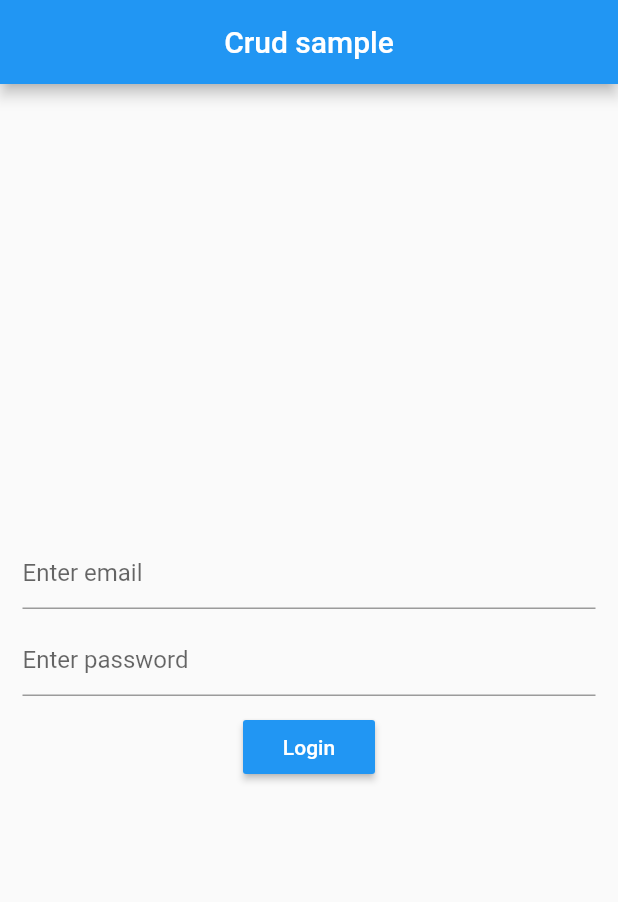
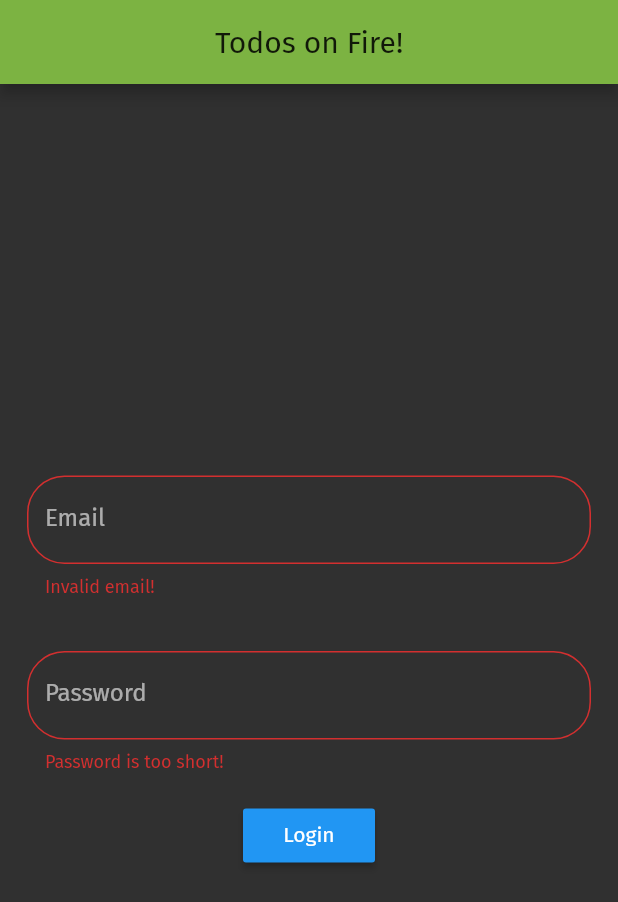
Before and after one commit to vangeytedvg/TodoOnFire, a Flutter app: the screen it shows after launch, after a tap on "Login", on a phone screen of 412 x 824 dp. Shown: the top 902 px of the screen. Run offline on Flutter 3.47's test engine with Material 2 defaults, Android fonts, the phone set to English and light mode, and no system bars; our stand-ins replace cloud_firestore, firebase_auth; accounts and stored records are empty.

```diff
--- a/todo_onfire/lib/main.dart
+++ b/todo_onfire/lib/main.dart
@@ -1,7 +1,12 @@
 import 'package:flutter/material.dart';
+import 'package:flutter/foundation.dart';
+import 'package:flutter/material.dart';
+import 'package:provider/provider.dart';
 import 'screens/dashboard.dart';
 import 'screens/loginpage.dart';
 import 'screens/signuppage.dart';
+// State management
+import 'services/track.dart';
 
 void main() => runApp(new MyApp());
 
@@ -9,15 +14,39 @@ class MyApp extends StatelessWidget {
   // This widget is the root of your application.
   @override
   Widget build(BuildContext context) {
-    return new MaterialApp(
-      home: new MyHomePage(),
-      routes:<String, WidgetBuilder> {
-        '/homepage' : (BuildContext context) => DashboardPage(),
-         '/landingpage': (BuildContext context)=> new MyApp(),
-        '/signup': (BuildContext context) => new SignupPage(),
-        '/homepage': (BuildContext context) => new DashboardPage()
-      },
-    );
+    // We only have one for the moment, but prepare to have more
+    // classes that will be needed for tracking purposes, so declare
+    // a MultiProvider.
+    return MultiProvider(
+        providers: [
+          // This makes this class a listener to the changes in UserTracker
+          ChangeNotifierProvider(builder: (_) => UserTracker(false)),
+        ],
+        child: Consumer<UserTracker>(builder: (context, usertracker, _) {
+          return new MaterialApp(
+            title: "Todo On Fire!",
+            theme: ThemeData(
+              fontFamily: 'Fira',
+              brightness: Brightness.dark,
+              primaryColor: Colors.lightGreen[600],
+              primarySwatch: Colors.blue,
+              accentColor: Colors.cyan[600],
+              textTheme: TextTheme(
+                headline:
+                    TextStyle(fontSize: 72.0, fontWeight: FontWeight.bold),
+                title: TextStyle(fontSize: 36.0, fontStyle: FontStyle.italic),
+                body1: TextStyle(fontSize: 14.0, fontFamily: 'Hind'),
+              ),
+            ),
+            home: MyHomePage(),
+            routes: <String, WidgetBuilder>{
+              '/homepage': (BuildContext context) => DashboardPage(),
+              '/landingpage': (BuildContext context) => new MyApp(),
+              '/signup': (BuildContext context) => new SignupPage(),
+              '/homepage': (BuildContext context) => new DashboardPage()
+            },
+          );
+        }));
   }
 }
 
@@ -31,13 +60,62 @@ class _MyHomePageState extends State<MyHomePage> {
   Widget build(BuildContext context) {
     return new Scaffold(
       appBar: new AppBar(
-        title: new Text('Crud sample'),
-        backgroundColor: Colors.blue,
+        title: new Text('Todo' 's on Fire!'),
         centerTitle: true,
       ),
       body: new Center(
         child: LoginPage(),
+        //child: Text("User state: $userTracker.isUserLoggedIn().toString()")),
+        //child: LoginStateLabel(),
       ),
+      //floatingActionButton: LoginUserButton(),
     );
   }
 }
+
+class LoginUserButton extends StatelessWidget {
+  const LoginUserButton({Key key}) : super(key: key);
+  @override
+  Widget build(BuildContext context) {
+    return FloatingActionButton(
+      onPressed: (() {
+        if (Provider.of<UserTracker>(context).isUserLoggedIn() == false) {
+          Provider.of<UserTracker>(context).logInUser();
+        } else {
+          Provider.of<UserTracker>(context).logOffUser();
+        };
+      }),
+      tooltip: 'Login',
+      child: const Icon(Icons.add),
+    );
+  }
+}
+
+class LogOffUserButton extends StatelessWidget {
+  const LogOffUserButton({Key key}) : super(key: key);
+
+  @override
+  Widget build(BuildContext context) {
+    return FloatingActionButton(
+      onPressed: () => Provider.of<UserTracker>(context).logInUser(),
+      tooltip: 'Logoff',
+      child: const Icon(Icons.add),
+    );
+  }
+}
+
+class LoginStateLabel extends StatelessWidget {
+  const LoginStateLabel({Key key}) : super(key: key);
+  @override
+  Widget build(BuildContext context) {
+    final userLoginState = Provider.of<UserTracker>(context);
+    return Column(
+      mainAxisAlignment: MainAxisAlignment.center,
+      mainAxisSize: MainAxisSize.min,
+      children: <Widget>[
+        const Text("Login state is"),
+        Text("(${userLoginState.isUserLoggedIn()})"),
+      ],
+    );
+  }
+}
--- a/todo_onfire/lib/screens/loginpage.dart
+++ b/todo_onfire/lib/screens/loginpage.dart
@@ -1,6 +1,10 @@
 import 'package:flutter/material.dart';
 //Firebase Auth
 import 'package:firebase_auth/firebase_auth.dart';
+import 'package:todo_onfire/services/track.dart';
+import 'package:provider/provider.dart';
+import '../services/track.dart';
+import '../services/crud.dart';
 
 class LoginPage extends StatefulWidget {
   @override
@@ -10,44 +14,74 @@ class LoginPage extends StatefulWidget {
 class _LoginPageState extends State<LoginPage> {
   String email;
   String password;
+  String activeUser;
+  final _formKey = GlobalKey<FormState>();
+  CrudMethods crudObj = new CrudMethods();
+
+  void _loginUser() {
+    final form = _formKey.currentState;
+    if (form.validate()) {
+      form.save();
+      FirebaseAuth.instance
+          .signInWithEmailAndPassword(
+              email: this.email, password: this.password)
+          .then((signedInUser) {
+        Provider.of<UserTracker>(context).logInUser();
+        Provider.of<UserTracker>(context).setUid(signedInUser.uid);
+        Navigator.of(context).pushReplacementNamed('/homepage');
+      }).catchError((e) {
+        Scaffold.of(context).showSnackBar(
+          new SnackBar(content: Text(e.toString())),
+        );
+      });
+    }
+  }
 
   @override
   Widget build(BuildContext context) {
-    return Container(
-      padding: EdgeInsets.all(15.0),
-      child: Column(
+    return Form(
+      key: _formKey,
+      child: SingleChildScrollView(
+        child: new Column(
           mainAxisAlignment: MainAxisAlignment.center,
           children: <Widget>[
-          TextField(
-            decoration: InputDecoration(hintText: 'Enter email'),
-            onChanged: (value) {
+            Padding(
+              padding: const EdgeInsets.all(18.0),
+              child: TextFormField(
+                decoration: InputDecoration(
+                    labelText: "Email",
+                    hintText: 'Enter your email',
+                    border: OutlineInputBorder(
+                        borderRadius: BorderRadius.circular(25.0))),
+                validator: (val) => !val.contains('@') ? "Invalid email!" : null,
+                onSaved: (value) {
                   this.email = value;
                 },
               ),
-          SizedBox(height: 10.0),
-          TextField(
-            decoration: InputDecoration(hintText: 'Enter password'),
-            onChanged: (value) {
+            ),
+            Padding(
+              padding: const EdgeInsets.all(18.0),
+              child: TextFormField(
+                decoration: InputDecoration(
+                    labelText: "Password",
+                    hintText: 'Enter your password',
+                    border: OutlineInputBorder(
+                        borderRadius: BorderRadius.circular(25.0))),
+                validator: (val) =>
+                    val.length < 6 ? "Password is too short!" : null,
+                onSaved: (value) {
                   this.password = value;
                 },
                 obscureText: true,
               ),
-          SizedBox(height: 10.0),
+            ),
             RaisedButton(
-              onPressed: () {
-                FirebaseAuth.instance
-                    .signInWithEmailAndPassword(
-                        email: this.email, password: this.password)
-                    .then((signedInUser) {
-                  Navigator.of(context).pushReplacementNamed('/homepage');
-                }).catchError((e) {
-                  print(e);
-                });
-              },
                 textColor: Colors.white,
                 child: Text('Login'),
-              color: Colors.blue)
+                color: Colors.blue,
+                onPressed: _loginUser)
           ],
+        ),
       ),
     );
   }
--- a/todo_onfire/lib/services/crud.dart
+++ b/todo_onfire/lib/services/crud.dart
@@ -55,6 +55,7 @@ class CrudMethods {
   updateData(selectedDoc, newValues, thetodo) async {
     // I suppose we don't need to be async here, we are not waiting
     // for updates here, so...
+    print(thetodo['docId']);
     Firestore.instance
         .collection('testscrud')
         .document(selectedDoc)
--- /dev/null
+++ b/todo_onfire/lib/services/track.dart
@@ -0,0 +1,46 @@
+/*
+  Author DVG June 20, 2019 0:34am
+
+  This class holds the login state of the user. It allows
+  fast lookup via the Provider state manager.
+*/
+
+import 'package:flutter/material.dart';
+
+class UserTracker with ChangeNotifier {
+  String _uid;
+  String _email;
+  bool _isLoggedIn = false;
+
+  // Ctors (one without id, and another with an id)
+  // Had to do this during experiment with Provider.
+  // These at are called name construcor.  So you could
+  // create an instance like eg UserTracker t = new UserTracker.withId()
+  UserTracker.empty();
+  UserTracker(this._isLoggedIn);
+  UserTracker.withId(this._uid);
+
+  getUid() => _uid;
+  setUid(String uid) => _uid = uid;
+
+  getEmail() => _email;
+  setEmail(String email) => _email = email;
+
+  // Check if the current user is logged into Firebase
+  bool isUserLoggedIn() {
+    return this._isLoggedIn;
+  }
+
+  // After logging in to Firebase, a call to this method
+  // must be made to signal listeners.
+  void logInUser() {
+    this._isLoggedIn = true;
+    notifyListeners();
+  }
+
+  // Same here when the user logs off
+  void logOffUser() {
+    this._isLoggedIn = false;
+    notifyListeners();
+  }
+}
```
Also changed, not shown: todo_onfire/lib/screens/dashboard.dart (+35 -28 lines), todo_onfire/pubspec.yaml (+19 -7 lines), todo_onfire/fonts/Arimo-Bold.ttf (added), todo_onfire/fonts/Arimo-Italic.ttf (added), todo_onfire/fonts/Arimo-Regular.ttf (added), todo_onfire/fonts/FiraSans-Bold.ttf (added), todo_onfire/fonts/FiraSans-Italic.ttf (added), todo_onfire/fonts/FiraSans-Regular.ttf (added), todo_onfire/graphics/logintoweb.png (added), todo_onfire/pubspec.lock, 7 other files. Lines whose indentation alone changed are shown as unchanged.
